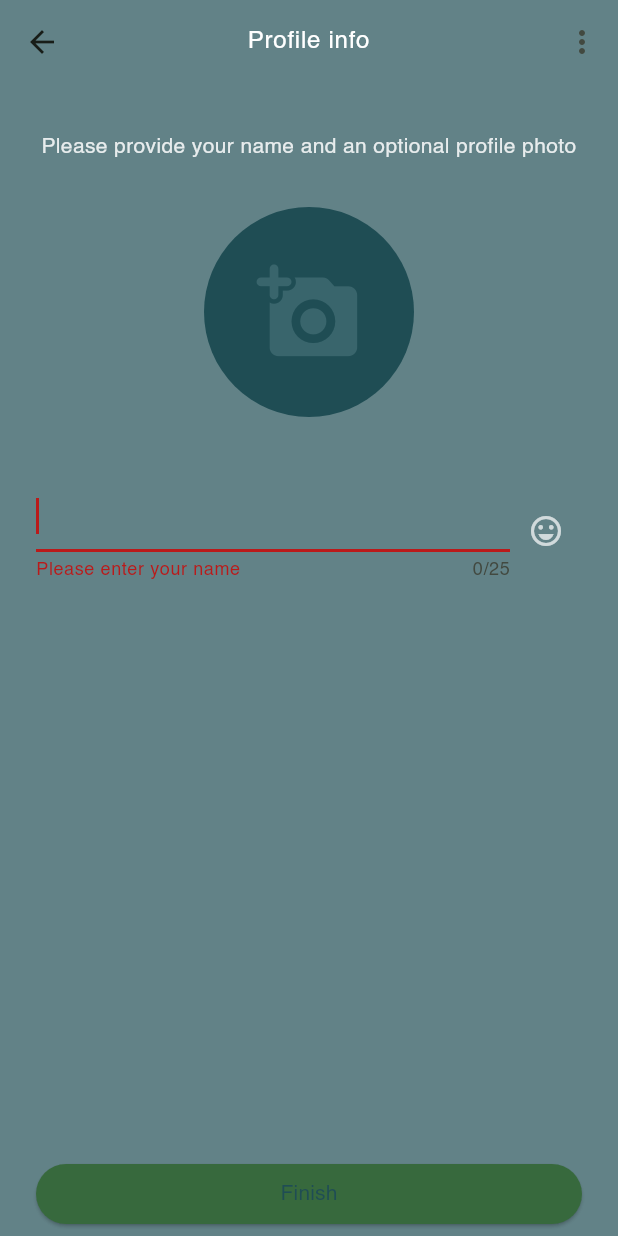
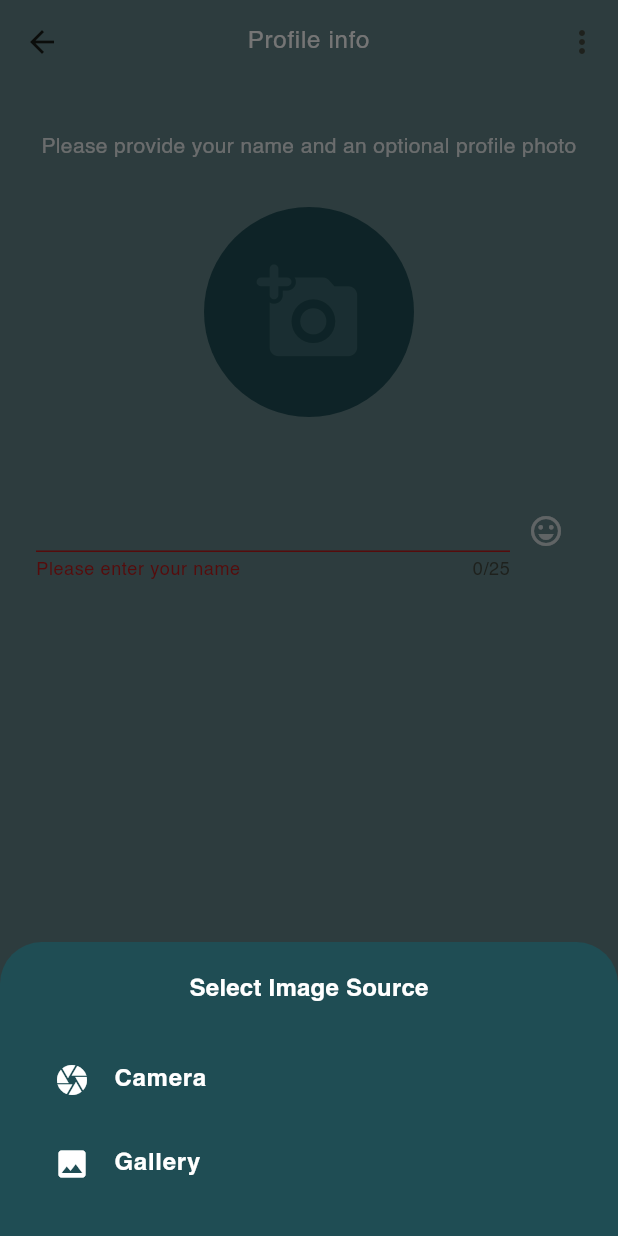
Before and after one commit to GerbrandVermeulen/whatsapp_clone, a Flutter app: the CreateProfileScreen screen opened directly, after a tap on "Finish", after a tap on the "add a photo" icon, on a phone screen of 412 x 824 dp. Run offline on Flutter 3.47's test engine with Material 3 defaults, Android fonts, the phone set to English and light mode, and no system bars; our stand-ins replace cached_network_image, cloud_firestore, firebase_auth, firebase_core, firebase_storage, flutter_riverpod and 3 more; accounts and stored records are empty.

Commit message:
New users can now upload profile photos from gallery as well

```diff
--- a/lib/model/user.dart
+++ b/lib/model/user.dart
@@ -1,13 +1,19 @@
 class User {
-  User({required this.number, this.imageUrl});
+  User({
+    required this.phoneNumber,
+    this.username,
+    this.imageUrl,
+  });
 
-  void updateFromJson(dynamic user) {
+  void updateFromJson(Map<String, dynamic>? user) {
     if (user == null) {
       return;
     }
+    username = user['username'];
     imageUrl = user['image_url'];
   }
 
-  final String number;
+  final String phoneNumber;
+  String? username;
   String? imageUrl;
 }
--- a/lib/screens/login/create_profile.dart
+++ b/lib/screens/login/create_profile.dart
@@ -1,8 +1,11 @@
+import 'dart:developer';
 import 'dart:io';
 
+import 'package:cloud_firestore/cloud_firestore.dart';
 import 'package:firebase_auth/firebase_auth.dart';
 import 'package:firebase_storage/firebase_storage.dart';
 import 'package:flutter/material.dart';
+import 'package:whatsapp_clone/util/alert.dart';
 import 'package:whatsapp_clone/widgets/login/image_input.dart';
 
 class CreateProfileScreen extends StatefulWidget {
@@ -18,11 +21,13 @@ class _CreateProfileScreenState extends State<CreateProfileScreen> {
   File? _selectedImage;
 
   void _submit() async {
+    try {
       if (_formKey.currentState!.validate()) {
         _formKey.currentState!.save();
 
-      print('Uploading image `$_selectedImage` and name `$_name`');
+        log('Creating user `$_name`');
         final user = FirebaseAuth.instance.currentUser;
+        String? imageUrl;
         if (_selectedImage != null) {
           final storageRef = FirebaseStorage.instance
               .ref()
@@ -30,12 +35,40 @@ class _CreateProfileScreenState extends State<CreateProfileScreen> {
               .child('${user!.uid}.jpg');
 
           await storageRef.putFile(_selectedImage!);
-        final imageUrl = await storageRef.getDownloadURL();
+          imageUrl = await storageRef.getDownloadURL();
+        }
+
+        await FirebaseFirestore.instance
+            .collection('users')
+            .doc(user!.uid)
+            .set({
+          'username': _name,
+          'phone_number': user.phoneNumber,
+          'image_url': imageUrl,
+        });
+
         await user.updatePhotoURL(imageUrl);
+        await user.updateDisplayName(_name);
+        // user.reload; // TODO Remove and check is userChanges() still works
+        log('User `$_name` created');
       }
-      await user!.updateDisplayName(_name);
-      user.reload;
-      print('Done uploading image and name');
+    } catch (e) {
+      showNotificationDalog(
+        context: context,
+        message: 'Failed to create user',
+        actions: [
+          TextButton(
+            style: TextButton.styleFrom(
+              textStyle: Theme.of(context).textTheme.labelLarge,
+            ),
+            child: const Text('Okay'),
+            onPressed: () {
+              Navigator.of(context).pop();
+            },
+          ),
+        ],
+      );
+      print('Failed to create user: $e');
     }
   }
 
--- a/lib/widgets/home/items/chat_item.dart
+++ b/lib/widgets/home/items/chat_item.dart
@@ -14,7 +14,7 @@ class ChatItem extends StatelessWidget {
   final User user;
   final Chat chat;
 
-  bool _areSameDay(DateTime date1, DateTime date2) {
+  bool _isSameDay(DateTime date1, DateTime date2) {
     return date1.year == date2.year &&
         date1.month == date2.month &&
         date1.day == date2.day;
@@ -24,7 +24,7 @@ class ChatItem extends StatelessWidget {
   Widget build(BuildContext context) {
     final latestMessage = chat.messages[0];
 
-    final isToday = _areSameDay(latestMessage.dateTime, DateTime.now());
+    final isToday = _isSameDay(latestMessage.dateTime, DateTime.now());
 
     final year = latestMessage.dateTime.year.toString();
     final month = latestMessage.dateTime.month.toString().padLeft(2, '0');
--- a/lib/widgets/home/profile_icon.dart
+++ b/lib/widgets/home/profile_icon.dart
@@ -1,8 +1,8 @@
+import 'dart:developer';
+
 import 'package:cached_network_image/cached_network_image.dart';
 import 'package:flutter/material.dart';
 import 'package:whatsapp_clone/model/user.dart';
-
-import 'package:transparent_image/transparent_image.dart';
 
 class ProfileIcon extends StatelessWidget {
   const ProfileIcon({super.key, required this.user});
--- a/lib/widgets/login/image_input.dart
+++ b/lib/widgets/login/image_input.dart
@@ -14,12 +14,10 @@ class ImageInput extends StatefulWidget {
 
 class _ImageInputState extends State<ImageInput> {
   File? _selectedImage;
+  final ImagePicker _picker = ImagePicker();
 
-  void _takePicture() async {
-    final imagePicker = ImagePicker();
-    final pickedImage =
-        await imagePicker.pickImage(source: ImageSource.camera, maxWidth: 600);
-
+  void _storeImage(ImageSource source) async {
+    final pickedImage = await _picker.pickImage(source: source, maxWidth: 600);
     if (pickedImage == null) {
       return;
     }
@@ -28,6 +26,63 @@ class _ImageInputState extends State<ImageInput> {
       _selectedImage = File(pickedImage.path);
     });
     widget.onPickImage(_selectedImage!);
+  }
+
+  void _pickImage() {
+    showModalBottomSheet(
+      backgroundColor: Theme.of(context).colorScheme.onTertiaryContainer,
+      context: context,
+      builder: (context) => Container(
+        padding: const EdgeInsets.all(20),
+        child: Column(
+          mainAxisSize: MainAxisSize.min,
+          children: [
+            Text(
+              'Select Image Source',
+              style: Theme.of(context).textTheme.titleMedium!.copyWith(
+                    color: Theme.of(context).colorScheme.surface,
+                    fontWeight: FontWeight.bold,
+                  ),
+            ),
+            const SizedBox(height: 20),
+            ListTile(
+              leading: Icon(
+                Icons.camera,
+                color: Theme.of(context).colorScheme.surface,
+              ),
+              title: Text(
+                'Camera',
+                style: Theme.of(context).textTheme.bodyLarge!.copyWith(
+                      color: Theme.of(context).colorScheme.surface,
+                      fontWeight: FontWeight.bold,
+                    ),
+              ),
+              onTap: () {
+                Navigator.of(context).pop();
+                _storeImage(ImageSource.camera);
+              },
+            ),
+            ListTile(
+              leading: Icon(
+                Icons.photo,
+                color: Theme.of(context).colorScheme.surface,
+              ),
+              title: Text(
+                'Gallery',
+                style: Theme.of(context).textTheme.bodyLarge!.copyWith(
+                      color: Theme.of(context).colorScheme.surface,
+                      fontWeight: FontWeight.bold,
+                    ),
+              ),
+              onTap: () {
+                Navigator.of(context).pop();
+                _storeImage(ImageSource.gallery);
+              },
+            ),
+          ],
+        ),
+      ),
+    );
   }
 
   @override
@@ -51,7 +106,7 @@ class _ImageInputState extends State<ImageInput> {
 
     return InkWell(
       borderRadius: BorderRadius.circular(70),
-      onTap: _takePicture,
+      onTap: _pickImage,
       child: CircleAvatar(
         radius: 70,
         backgroundColor:
```
Also changed, not shown: lib/model/dummy_data.dart (+4 -4 lines), lib/widgets/home/chat_list.dart (+6 -3 lines). Lines whose indentation alone changed are shown as unchanged.
